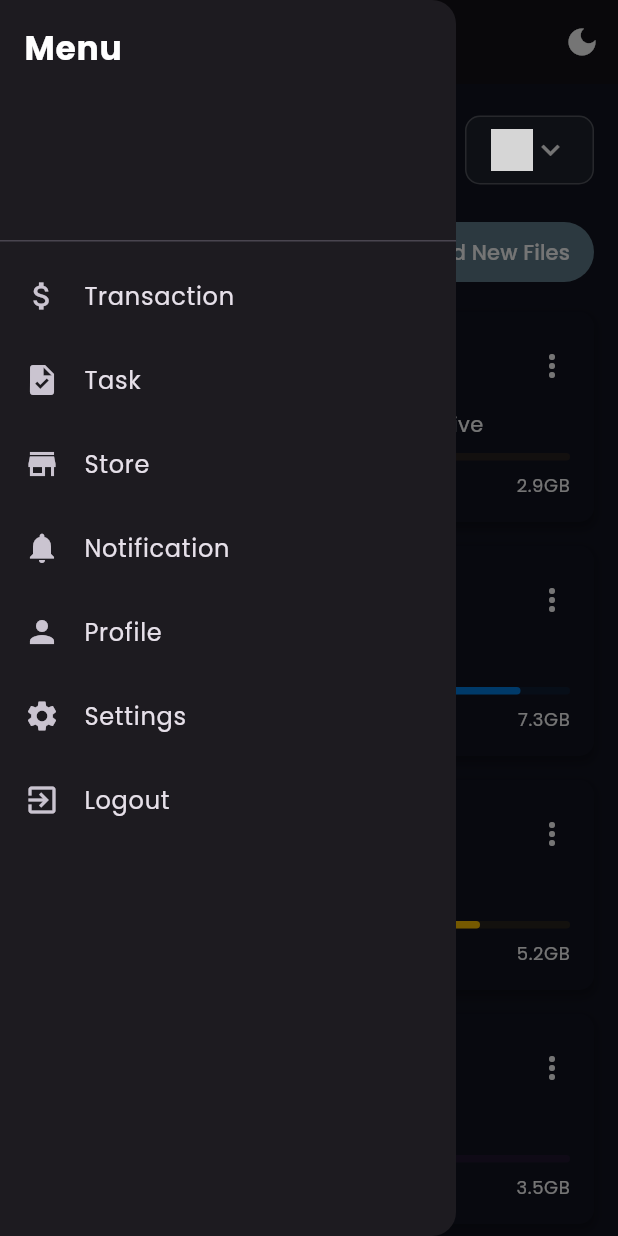
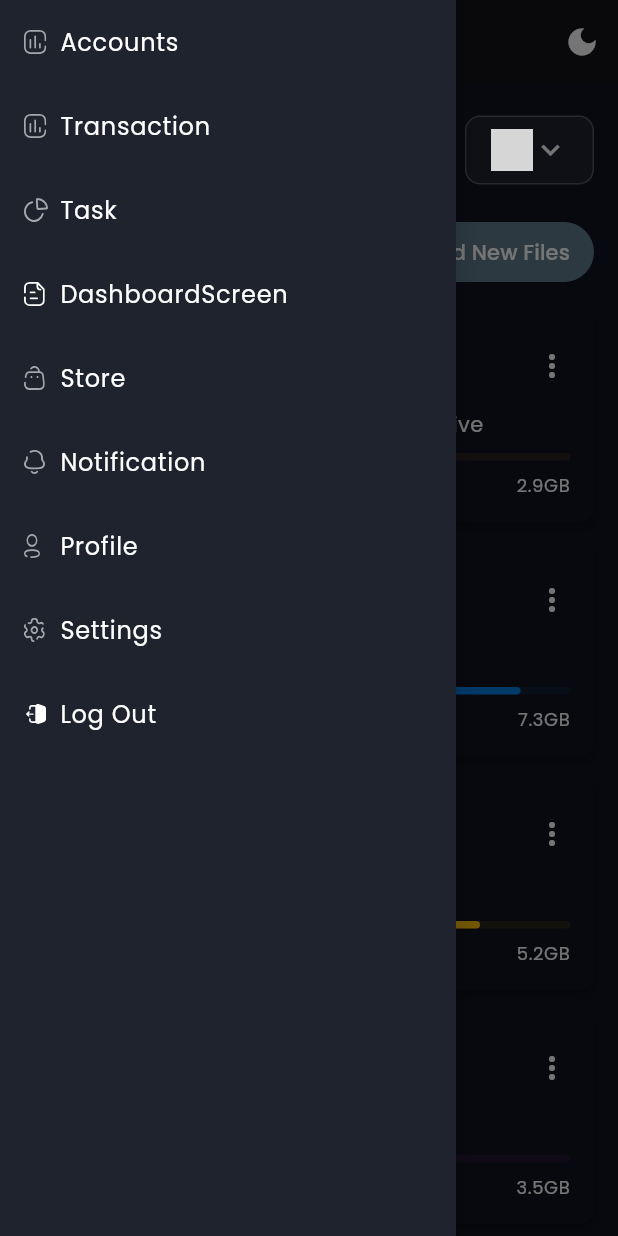
Before and after one commit to kakelay/Dashboard-Admin-Flutter, a Flutter app: the screen it shows after launch, with the side drawer open, on a phone screen of 412 x 824 dp. Run offline on Flutter 3.47's test engine with Material 3 defaults, Android fonts, the phone set to English and light mode, and no system bars; our stand-ins replace fl_chart, flutter_svg, gap, google_fonts; network calls fail; project files that could hold a hidden picture were left out; grey boxes are pictures that could not be loaded.

Commit message:
update code back to exsiting

```diff
--- a/lib/screens/dashboard/components/header.dart
+++ b/lib/screens/dashboard/components/header.dart
@@ -1,9 +1,6 @@
 import 'package:admin_dashboard/screens/dashboard/components/ProfileCardWidget.dart';
 import 'package:admin_dashboard/screens/dashboard/components/SearchFieldWidget.dart';
 import 'package:flutter/material.dart';
-import 'package:provider/provider.dart';
-
-import '../../../controllers/MenuAppController.dart';
 import '../../../responsive.dart';
 
 class Header extends StatelessWidget {
@@ -15,11 +12,6 @@ class Header extends StatelessWidget {
   Widget build(BuildContext context) {
     return Row(
       children: [
-        if (!Responsive.isDesktop(context))
-          IconButton(
-            icon: const Icon(Icons.menu),
-            onPressed: context.read<MenuAppController>().controlMenu,
-          ),
         if (!Responsive.isMobile(context))
           Text(
             "Dashboard Admin",
--- a/lib/screens/main/components/side_menu.dart
+++ b/lib/screens/main/components/side_menu.dart
@@ -1,44 +1,133 @@
+import 'package:admin_dashboard/constants.dart'; // Import the constants file
+import 'package:admin_dashboard/responsive.dart';
+import 'package:admin_dashboard/screens/theme_provider/theme_provider.dart';
 import 'package:flutter/material.dart';
+import 'package:flutter_svg/flutter_svg.dart';
+import 'package:gap/gap.dart';
+import 'package:provider/provider.dart';
 
 class SideMenu extends StatelessWidget {
-  final Function(String) onMenuSelect;
-
-  const SideMenu({super.key, required this.onMenuSelect});
+  const SideMenu({Key? key}) : super(key: key);
 
   @override
   Widget build(BuildContext context) {
-    return Drawer(
-      child: ListView(
-        children: [
-          const DrawerHeader(
-            child: Text(
-              "Menu",
-              style: TextStyle(
-                fontSize: 22,
-                fontWeight: FontWeight.bold,
-              ),
+    final themeProvider = Provider.of<ThemeProvider>(context);
+    final isDarkMode = themeProvider.isDarkMode;
+
+    return Container(
+      decoration: BoxDecoration(
+        color: isDarkMode ? secondaryColorDark : Colors.white,
+        boxShadow: [
+          BoxShadow(
+            color: Colors.black.withOpacity(0.1), // Light shadow
+            blurRadius: 10,
+            spreadRadius: 5,
+            offset: const Offset(2, 0), // Shadow on the right side
+          ),
+        ],
+      ),
+      child: Drawer(
+        backgroundColor: isDarkMode ? secondaryColorDark : Colors.white,
+        child: ListView(
+          children: [
+            if (Responsive.isDesktop(context) || Responsive.isTablet(context))
+              const Gap(50),
+            DrawerListTile(
+              title: "Accounts",
+              svgSrc: "assets/icons/menu_tran.svg",
+              press: () {},
+              isDarkMode: isDarkMode,
+
             ),
-          ),
-          _buildMenuItem("Transaction", Icons.attach_money, context),
-          _buildMenuItem("Task", Icons.task, context),
-          _buildMenuItem("Store", Icons.store, context),
-          _buildMenuItem("Notification", Icons.notifications, context),
-          _buildMenuItem("Profile", Icons.person, context),
-          _buildMenuItem("Settings", Icons.settings, context),
-          _buildMenuItem("Logout", Icons.exit_to_app, context),
-        ],
+            DrawerListTile(
+              title: "Transaction",
+              svgSrc: "assets/icons/menu_tran.svg",
+              press: () {},
+              isDarkMode: isDarkMode,
+            ),
+            DrawerListTile(
+              title: "Task",
+              svgSrc: "assets/icons/menu_task.svg",
+              press: () {},
+              isDarkMode: isDarkMode,
+            ),
+            DrawerListTile(
+              title: "DashboardScreen",
+              svgSrc: "assets/icons/menu_doc.svg",
+              press: () {},
+              isDarkMode: isDarkMode,
+            ),
+            DrawerListTile(
+              title: "Store",
+              svgSrc: "assets/icons/menu_store.svg",
+              press: () {},
+              isDarkMode: isDarkMode,
+            ),
+            DrawerListTile(
+              title: "Notification",
+              svgSrc: "assets/icons/menu_notification.svg",
+              press: () {},
+              isDarkMode: isDarkMode,
+            ),
+            DrawerListTile(
+              title: "Profile",
+              svgSrc: "assets/icons/menu_profile.svg",
+              press: () {},
+              isDarkMode: isDarkMode,
+            ),
+            DrawerListTile(
+              title: "Settings",
+              svgSrc: "assets/icons/menu_setting.svg",
+              press: () {},
+              isDarkMode: isDarkMode,
+            ),
+            DrawerListTile(
+              title: "Log Out",
+              svgSrc: "assets/icons/logout.svg",
+              press: () {},
+              isDarkMode: isDarkMode,
+            ),
+          ],
+        ),
       ),
     );
   }
+}
 
-  Widget _buildMenuItem(String title, IconData icon, BuildContext context) {
+class DrawerListTile extends StatelessWidget {
+  const DrawerListTile({
+    Key? key,
+    required this.title,
+    required this.svgSrc,
+    required this.press,
+    required this.isDarkMode,
+    this.color, // Default color handled dynamically
+  }) : super(key: key);
+
+  final String title, svgSrc;
+  final VoidCallback press;
+  final bool isDarkMode;
+  final Color? color;
+
+  @override
+  Widget build(BuildContext context) {
     return ListTile(
-      leading: Icon(icon),
-      title: Text(title),
-      onTap: () {
-        Navigator.pop(context); // Close the drawer
-        onMenuSelect(title); // Notify MainScreen
-      },
+      onTap: press,
+      horizontalTitleGap: 0.0,
+      leading: SvgPicture.asset(
+        svgSrc,
+        colorFilter: ColorFilter.mode(
+          isDarkMode ? Colors.white : Colors.blue,
+          BlendMode.srcIn,
+        ),
+        height: 16,
+      ),
+      title: Text(
+        title,
+        style: TextStyle(
+          color: color ?? (isDarkMode ? Colors.white : Colors.black),
+        ),
+      ),
     );
   }
 }
--- a/lib/screens/main/main_screen.dart
+++ b/lib/screens/main/main_screen.dart
@@ -1,18 +1,10 @@
 import 'package:admin_dashboard/constants.dart';
-import 'package:admin_dashboard/screens/dashboard/dashboard_screen.dart';
-import 'package:admin_dashboard/screens/dashboard/logout_screen.dart';
-import 'package:admin_dashboard/screens/dashboard/notification_screen.dart';
-import 'package:admin_dashboard/screens/dashboard/profile_screen.dart';
-import 'package:admin_dashboard/screens/dashboard/settings_screen.dart';
-import 'package:admin_dashboard/screens/dashboard/store_screen.dart';
-import 'package:admin_dashboard/screens/dashboard/task_screen.dart';
-import 'package:admin_dashboard/screens/dashboard/transaction_screen.dart';
 import 'package:admin_dashboard/screens/theme_provider/theme_provider.dart';
 import 'package:flutter/material.dart';
 import 'package:provider/provider.dart';
 import '../../controllers/MenuAppController.dart';
 import '../../responsive.dart';
-
+import '../dashboard/dashboard_screen.dart';
 import 'components/side_menu.dart';
 
 class MainScreen extends StatefulWidget {
@@ -24,37 +16,6 @@ class MainScreen extends StatefulWidget {
 
 class _MainScreenState extends State<MainScreen> {
   bool isMenuOpen = true; // Default to open on desktop
-  Widget currentScreen = DashboardScreen(); // Default screen
-
-  void onMenuItemSelected(String menu) {
-    setState(() {
-      switch (menu) {
-        case "TransactionScreen":
-          currentScreen = const TransactionScreen();
-          break;
-        case "TaskScreen":
-          currentScreen = const TaskScreen();
-          break;
-        case "StoreScreen":
-          currentScreen = const StoreScreen();
-          break;
-        case "NotificationScreen":
-          currentScreen = const NotificationScreen();
-          break;
-        case "ProfileScreen":
-          currentScreen = const ProfileScreen();
-          break;
-        case "SettingsScreen":
-          currentScreen = const SettingsScreen();
-          break;
-        case "LogoutScreen":
-          currentScreen = const LogoutScreen();
-          break;
-        default:
-          currentScreen = const DashboardScreen(); // Fallback to Dashboard
-      }
-    });
-  }
 
   @override
   Widget build(BuildContext context) {
@@ -90,22 +51,18 @@ class _MainScreenState extends State<MainScreen> {
           ),
         ],
       ),
-      drawer: !Responsive.isDesktop(context)
-          ? SideMenu(
-              onMenuSelect: onMenuItemSelected,
-            )
-          : null,
+      drawer: !Responsive.isDesktop(context) ? const SideMenu() : null,
       body: SafeArea(
         child: Row(
           crossAxisAlignment: CrossAxisAlignment.start,
           children: [
             if (Responsive.isDesktop(context) && isMenuOpen)
-              Expanded(
-                child: SideMenu(onMenuSelect: onMenuItemSelected),
+              const Expanded(
+                child: SideMenu(),
               ),
             Expanded(
-              flex: isMenuOpen ? 5 : 6, // Adjust width dynamically
-              child: DashboardScreen(), // Display the selected screen
+              flex: isMenuOpen ? 5 : 6,
+              child: const DashboardScreen(),
             ),
           ],
         ),
```
Also changed, not shown: lib/screens/dashboard/logout_screen.dart (deleted, +0 -16 lines), lib/screens/dashboard/notification_screen.dart (deleted, +0 -12 lines), lib/screens/dashboard/profile_screen.dart (deleted, +0 -12 lines), lib/screens/dashboard/settings_screen.dart (deleted, +0 -12 lines), lib/screens/dashboard/store_screen.dart (deleted, +0 -12 lines), lib/screens/dashboard/task_screen.dart (deleted, +0 -12 lines), lib/screens/dashboard/transaction_screen.dart (deleted, +0 -15 lines).
